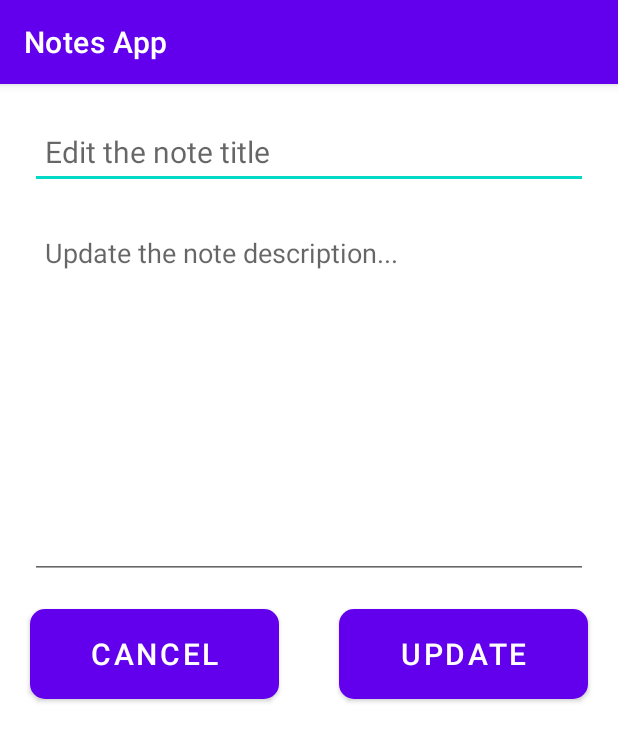
After one commit to dipankarupd/Notes-App, an Android app: the UpdateNote screen opened directly, with no data from a screen before it, on a phone screen of 412 x 824 dp. The commit adds this screen. Shown: the top 741 px of the screen. Run offline under Robolectric (Android 15) with nearby library versions, the phone set to English and light mode, and no system bars; 2 statements that could not run were skipped.

Commit message:
Update Note feature added

```diff
--- /dev/null
+++ b/Notes App/app/src/main/java/com/example/notesapp/View/UpdateNote.kt
@@ -0,0 +1,61 @@
+package com.example.notesapp.View
+
+import android.content.Intent
+import androidx.appcompat.app.AppCompatActivity
+import android.os.Bundle
+import android.widget.Toast
+import com.example.notesapp.R
+import kotlinx.android.synthetic.main.activity_update_note.*
+
+class UpdateNote : AppCompatActivity() {
+
+    var getId = -1
+    override fun onCreate(savedInstanceState: Bundle?) {
+
+        super.onCreate(savedInstanceState)
+        setContentView(R.layout.activity_update_note)
+
+        getSetValues()
+
+        cancelButton.setOnClickListener {
+            Toast.makeText(this, "Nothing updated !", Toast.LENGTH_SHORT).show()
+            finish()
+        }
+
+        updateButton.setOnClickListener {
+
+            updateNote()
+        }
+
+    }
+
+    fun getSetValues() {
+
+        // getting the values from the intent:
+        val getTitle : String = intent.getStringExtra("updateTitle").toString()
+        val getDescription : String = intent.getStringExtra("updateDescription").toString()
+        getId  = intent.getIntExtra("noteId", -1)
+
+        // setting the vaues into the new title and new description
+        newTitle.setText(getTitle)
+        newDescription.setText(getDescription)
+
+    }
+
+    fun updateNote() {
+        val updatedTitle = newTitle.text.toString()
+        val updatedDescription = newDescription.text.toString()
+
+        val intent = Intent()
+        intent.putExtra("Updated Title", updatedTitle)
+        intent.putExtra("Updated Description", updatedDescription)
+
+        if (getId != -1) {
+            intent.putExtra("Id", getId)
+            setResult(RESULT_OK,intent)
+            Toast.makeText(this, "Note updated successfully", Toast.LENGTH_SHORT).show()
+            finish()
+        }
+
+    }
+}
--- /dev/null
+++ b/Notes App/app/src/main/res/layout/activity_update_note.xml
@@ -0,0 +1,75 @@
+<?xml version="1.0" encoding="utf-8"?>
+<androidx.constraintlayout.widget.ConstraintLayout xmlns:android="http://schemas.android.com/apk/res/android"
+    xmlns:app="http://schemas.android.com/apk/res-auto"
+    xmlns:tools="http://schemas.android.com/tools"
+    android:layout_width="match_parent"
+    android:layout_height="match_parent"
+    tools:context=".View.AddNewNote">
+
+
+    <EditText
+        android:id="@+id/newTitle"
+        android:layout_width="0dp"
+        android:layout_height="50dp"
+        android:layout_margin="20dp"
+        android:padding="10dp"
+        android:textSize="20sp"
+        android:hint="Edit the note title"
+        app:layout_constraintLeft_toLeftOf="parent"
+        app:layout_constraintRight_toRightOf="parent"
+        app:layout_constraintTop_toTopOf="parent" />
+
+    <EditText
+
+        android:id="@+id/newDescription"
+        android:layout_width="0dp"
+        android:layout_height="240dp"
+        android:layout_margin="20dp"
+        android:ems="10"
+        android:gravity="start|top"
+        android:inputType="textMultiLine"
+        android:hint="Update the note description..."
+        android:padding="10dp"
+        app:layout_constraintLeft_toLeftOf="parent"
+        app:layout_constraintRight_toRightOf="parent"
+        app:layout_constraintTop_toBottomOf="@+id/newTitle" />
+
+    <Button
+        android:id="@+id/cancelButton"
+        android:layout_width="0dp"
+        android:layout_height="60dp"
+        app:layout_constraintLeft_toLeftOf="parent"
+        app:layout_constraintRight_toLeftOf="@+id/guideline"
+        app:layout_constraintTop_toBottomOf="@+id/newDescription"
+        android:text="Cancel"
+        android:textSize="20sp"
+        android:layout_margin="20dp"
+        android:background="@drawable/button_styling"
+
+        />
+
+    <Button
+        android:id="@+id/updateButton"
+        android:layout_width="0dp"
+        android:layout_height="60dp"
+        app:layout_constraintLeft_toRightOf="@+id/guideline"
+        app:layout_constraintRight_toRightOf="parent"
+        app:layout_constraintTop_toBottomOf="@+id/newDescription"
+        android:text="Update"
+        android:textSize="20sp"
+        android:layout_margin="20dp"
+        android:background="@drawable/button_styling"
+
+        />
+
+    <androidx.constraintlayout.widget.Guideline
+        android:id="@+id/guideline"
+        android:layout_width="wrap_content"
+        android:layout_height="wrap_content"
+        android:orientation="vertical"
+        app:layout_constraintGuide_begin="20dp"
+        app:layout_constraintGuide_percent="0.5
+"/>
+
+
+</androidx.constraintlayout.widget.ConstraintLayout>
```
Also changed, not shown: Notes App/app/src/main/AndroidManifest.xml (+12 -2 lines), Notes App/app/src/main/java/com/example/notesapp/RecyclerView/NotesAdapter.kt (+17 -1 lines), Notes App/app/src/main/java/com/example/notesapp/View/MainActivity.kt (+22 -2 lines).
